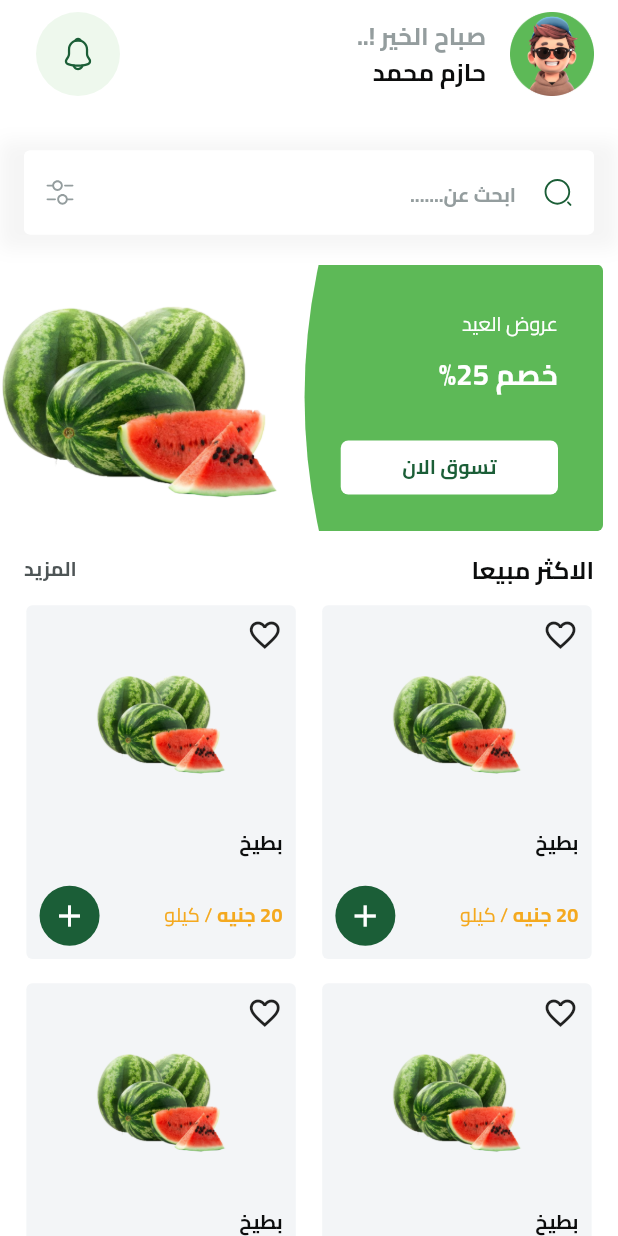
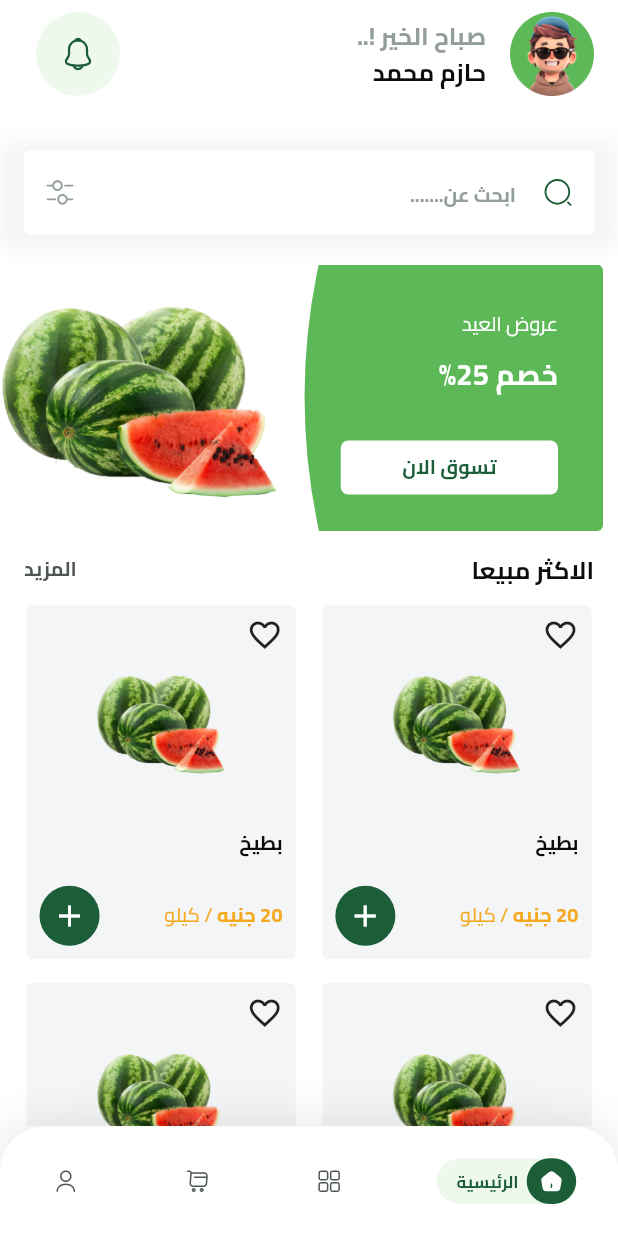
Before and after one commit to Hazem584/Fruits-Hub, a Flutter app: the HomeView screen opened by its route, on a phone screen of 412 x 824 dp. Run offline on Flutter 3.47's test engine with Material 3 defaults, Android fonts, the phone set to English and light mode, and no system bars; our stand-ins replace bloc, cloud_firestore, dartz, dots_indicator, firebase_auth, firebase_core and 8 more; missing offline and left inert: flutter_facebook_auth; accounts and stored records are empty.

Commit message:
bottom navigation bar done

```diff
--- a/lib/core/theming/styles.dart
+++ b/lib/core/theming/styles.dart
@@ -107,4 +107,10 @@ class TextStyles {
     color: AppColors.orange,
     fontFamily: 'Cairo',
   );
+    static TextStyle font11PrimaryColorBold = TextStyle(
+    fontSize: 11.sp,
+    fontWeight: FontWeightHelper.bold,
+    color: AppColors.primaryColor,
+    fontFamily: 'Cairo',
+  );
 }
--- a/lib/core/utils/app_images.dart
+++ b/lib/core/utils/app_images.dart
@@ -58,6 +58,14 @@ class Assets {
   /// assets/images/google_icon.svg
   static const String assetsImagesGoogleIcon = "assets/images/google_icon.svg";
 
+  /// Assets for assetsImagesHome
+  /// assets/images/home.svg
+  static const String assetsImagesHome = "assets/images/home.svg";
+
+  /// Assets for assetsImagesHomeActive
+  /// assets/images/home_active.svg
+  static const String assetsImagesHomeActive = "assets/images/home_active.svg";
+
   /// Assets for assetsImagesHomeShape
   /// assets/images/home_shape.svg
   static const String assetsImagesHomeShape = "assets/images/home_shape.svg";
@@ -90,9 +98,25 @@ class Assets {
   /// assets/images/plant.svg
   static const String assetsImagesPlant = "assets/images/plant.svg";
 
+  /// Assets for assetsImagesProductsIcon
+  /// assets/images/products_icon.svg
+  static const String assetsImagesProductsIcon = "assets/images/products_icon.svg";
+
+  /// Assets for assetsImagesProductsIconActive
+  /// assets/images/products_icon_active.svg
+  static const String assetsImagesProductsIconActive = "assets/images/products_icon_active.svg";
+
   /// Assets for assetsImagesSearch
   /// assets/images/search.svg
   static const String assetsImagesSearch = "assets/images/search.svg";
+
+  /// Assets for assetsImagesShoppingCart
+  /// assets/images/shopping_cart.svg
+  static const String assetsImagesShoppingCart = "assets/images/shopping_cart.svg";
+
+  /// Assets for assetsImagesShoppingCartActive
+  /// assets/images/shopping_cart_active.svg
+  static const String assetsImagesShoppingCartActive = "assets/images/shopping_cart_active.svg";
 
   /// Assets for assetsImagesSplashBottom
   /// assets/images/splash_bottom.svg
@@ -102,6 +126,14 @@ class Assets {
   /// assets/images/strawberry.png
   static const String assetsImagesStrawberry = "assets/images/strawberry.png";
 
+  /// Assets for assetsImagesUser
+  /// assets/images/user.svg
+  static const String assetsImagesUser = "assets/images/user.svg";
+
+  /// Assets for assetsImagesUserActive
+  /// assets/images/user_active.svg
+  static const String assetsImagesUserActive = "assets/images/user_active.svg";
+
   /// Assets for assetsImagesWatermelonTest
   /// assets/images/watermelon_test.png
   static const String assetsImagesWatermelonTest = "assets/images/watermelon_test.png";
--- /dev/null
+++ b/lib/features/home/domain/entities/bottom_navigation_bar_entity.dart
@@ -0,0 +1,34 @@
+import 'package:fruits_e_commerce/core/utils/app_images.dart';
+
+class BottomNavigationBarEntity {
+  String activeImage, inActiveImage;
+  final String name;
+  BottomNavigationBarEntity({
+    required this.activeImage,
+    required this.inActiveImage,
+    required this.name,
+  });
+}
+
+List<BottomNavigationBarEntity> bottomNavigationBarItems = [
+  BottomNavigationBarEntity(
+    activeImage: Assets.assetsImagesHomeActive,
+    inActiveImage: Assets.assetsImagesHome,
+    name: "الرئيسية",
+  ),
+  BottomNavigationBarEntity(
+    activeImage: Assets.assetsImagesProductsIconActive,
+    inActiveImage: Assets.assetsImagesProductsIcon,
+    name: "المنتجات",
+  ),
+  BottomNavigationBarEntity(
+    activeImage: Assets.assetsImagesShoppingCartActive,
+    inActiveImage: Assets.assetsImagesShoppingCart,
+    name: "سلة التسوق",
+  ),
+  BottomNavigationBarEntity(
+    activeImage: Assets.assetsImagesUserActive,
+    inActiveImage: Assets.assetsImagesUser,
+    name: "حسابي",
+  ),
+];
--- a/lib/features/home/presentation/view/home_view.dart
+++ b/lib/features/home/presentation/view/home_view.dart
@@ -1,4 +1,5 @@
 import 'package:flutter/material.dart';
+import 'package:fruits_e_commerce/features/home/presentation/widgets/custom_button_navigation_bar.dart';
 import 'package:fruits_e_commerce/features/home/presentation/widgets/home_view_body.dart';
 
 class HomeView extends StatelessWidget {
@@ -6,6 +7,9 @@ class HomeView extends StatelessWidget {
   static const routeName = '/home';
   @override
   Widget build(BuildContext context) {
-    return Scaffold(body: SafeArea(child: HomeViewBody()));
+    return Scaffold(
+      bottomNavigationBar: CustomButtonNavigationBar(),
+      body: SafeArea(child: HomeViewBody()),
+    );
   }
 }
--- /dev/null
+++ b/lib/features/home/presentation/widgets/active_item.dart
@@ -0,0 +1,54 @@
+import 'package:flutter/material.dart';
+import 'package:flutter_screenutil/flutter_screenutil.dart';
+import 'package:flutter_svg/svg.dart';
+import 'package:fruits_e_commerce/core/helper/spacing.dart';
+import 'package:fruits_e_commerce/core/theming/styles.dart';
+
+class ActiveItem extends StatelessWidget {
+  const ActiveItem({super.key, required this.image, required this.text});
+  final String image;
+  final String text;
+
+  @override
+  Widget build(BuildContext context) {
+    return AnimatedContainer(
+      duration: const Duration(milliseconds: 300),
+      curve: Curves.easeInOut,
+      padding: EdgeInsets.only(left: 12.w),
+      decoration: ShapeDecoration(
+        color: Color(0xffEEF8ED),
+        shape: RoundedRectangleBorder(borderRadius: BorderRadius.circular(30)),
+      ),
+      child: Row(
+        mainAxisSize: MainAxisSize.min,
+        mainAxisAlignment: MainAxisAlignment.center,
+        children: [
+          AnimatedContainer(
+            duration: const Duration(milliseconds: 300),
+            curve: Curves.easeInOut,
+            width: 30.w,
+            height: 30.h,
+            decoration: ShapeDecoration(
+              color: Color(0xff1b5e37),
+              shape: RoundedRectangleBorder(
+                borderRadius: BorderRadius.circular(30),
+              ),
+            ),
+            child: Center(
+              child: AnimatedSwitcher(
+                duration: const Duration(milliseconds: 200),
+                child: SvgPicture.asset(image, key: ValueKey(image)),
+              ),
+            ),
+          ),
+          horizontalSpace(5),
+          AnimatedDefaultTextStyle(
+            duration: const Duration(milliseconds: 300),
+            style: TextStyles.font11PrimaryColorBold,
+            child: Text(text),
+          ),
+        ],
+      ),
+    );
+  }
+}
--- /dev/null
+++ b/lib/features/home/presentation/widgets/custom_button_navigation_bar.dart
@@ -0,0 +1,59 @@
+import 'package:flutter/material.dart';
+import 'package:flutter_screenutil/flutter_screenutil.dart';
+import 'package:fruits_e_commerce/features/home/domain/entities/bottom_navigation_bar_entity.dart';
+import 'package:fruits_e_commerce/features/home/presentation/widgets/navigation_bar_item.dart';
+
+class CustomButtonNavigationBar extends StatefulWidget {
+  const CustomButtonNavigationBar({super.key});
+
+  @override
+  State<CustomButtonNavigationBar> createState() =>
+      _CustomButtonNavigationBarState();
+}
+
+class _CustomButtonNavigationBarState extends State<CustomButtonNavigationBar> {
+  int currentIndex = 0;
+
+  @override
+  Widget build(BuildContext context) {
+    return Container(
+      width: 375.w,
+      height: 72.h,
+      decoration: const ShapeDecoration(
+        color: Colors.white,
+        shape: RoundedRectangleBorder(
+          borderRadius: BorderRadius.only(
+            topLeft: Radius.circular(30),
+            topRight: Radius.circular(30),
+          ),
+        ),
+        shadows: [
+          BoxShadow(
+            blurRadius: 25,
+            color: Color(0x19000000),
+            spreadRadius: 0,
+            offset: Offset(0, -2),
+          ),
+        ],
+      ),
+      child: Row(
+        mainAxisAlignment: MainAxisAlignment.spaceAround,
+        children: bottomNavigationBarItems.asMap().entries.map((e) {
+          var index = e.key;
+          var entity = e.value;
+          return GestureDetector(
+            onTap: () {
+              setState(() {
+                currentIndex = index;
+              });
+            },
+            child: NavigationBarItem(
+              isSelected: currentIndex == index,
+              bottomNavigationBarEntity: entity,
+            ),
+          );
+        }).toList(),
+      ),
+    );
+  }
+}
--- /dev/null
+++ b/lib/features/home/presentation/widgets/in_active_item.dart
@@ -0,0 +1,26 @@
+import 'package:flutter/material.dart';
+import 'package:flutter_svg/svg.dart';
+
+class InActiveItem extends StatelessWidget {
+  const InActiveItem({super.key, required this.image});
+  final String image;
+
+  @override
+  Widget build(BuildContext context) {
+    return AnimatedContainer(
+      duration: const Duration(milliseconds: 300),
+      curve: Curves.easeInOut,
+      padding: EdgeInsets.all(8.0),
+      child: AnimatedSwitcher(
+        duration: const Duration(milliseconds: 200),
+        transitionBuilder: (child, animation) {
+          return ScaleTransition(
+            scale: animation,
+            child: FadeTransition(opacity: animation, child: child),
+          );
+        },
+        child: SvgPicture.asset(image, key: ValueKey(image)),
+      ),
+    );
+  }
+}
--- /dev/null
+++ b/lib/features/home/presentation/widgets/navigation_bar_item.dart
@@ -0,0 +1,40 @@
+import 'package:flutter/material.dart';
+import 'package:fruits_e_commerce/features/home/domain/entities/bottom_navigation_bar_entity.dart';
+import 'package:fruits_e_commerce/features/home/presentation/widgets/active_item.dart';
+import 'package:fruits_e_commerce/features/home/presentation/widgets/in_active_item.dart';
+
+class NavigationBarItem extends StatelessWidget {
+  const NavigationBarItem({
+    super.key,
+    required this.isSelected,
+    required this.bottomNavigationBarEntity,
+  });
+  final bool isSelected;
+  final BottomNavigationBarEntity bottomNavigationBarEntity;
+
+  @override
+  Widget build(BuildContext context) {
+    return AnimatedSwitcher(
+      duration: const Duration(milliseconds: 300),
+      transitionBuilder: (child, animation) {
+        return ScaleTransition(
+          scale: animation,
+          child: FadeTransition(
+            opacity: animation,
+            child: child,
+          ),
+        );
+      },
+      child: isSelected
+          ? ActiveItem(
+              key: ValueKey('active_${bottomNavigationBarEntity.name}'),
+              image: bottomNavigationBarEntity.activeImage,
+              text: bottomNavigationBarEntity.name,
+            )
+          : InActiveItem(
+              key: ValueKey('inactive_${bottomNavigationBarEntity.name}'),
+              image: bottomNavigationBarEntity.inActiveImage,
+            ),
+    );
+  }
+}
```
Also changed, not shown: assets/images/home.svg (added), assets/images/home_active.svg (added), assets/images/products_icon.svg (added), assets/images/products_icon_active.svg (added), assets/images/shopping_cart.svg (added), assets/images/shopping_cart_active.svg (added), assets/images/user.svg (added), assets/images/user_active.svg (added).
